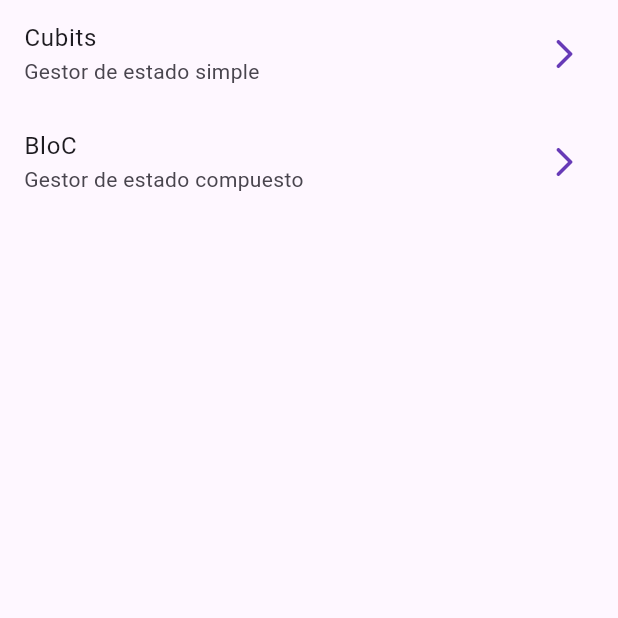
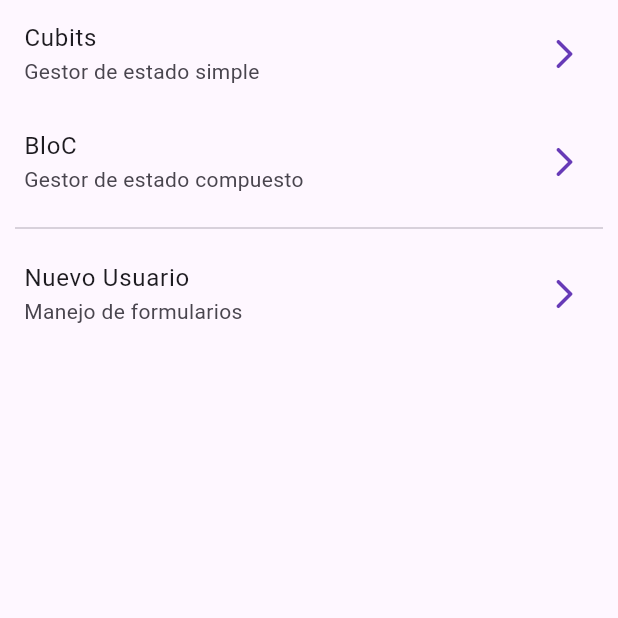
Before and after one commit to im-victor-mendez/forms_app-Flutter-Course, a Flutter app: the screen it shows after launch, on a phone screen of 412 x 824 dp, the top half of it. Run offline on Flutter 3.47's test engine with Material 3 defaults, Android fonts, the phone set to English and light mode, and no system bars; our stand-ins replace equatable, flutter_bloc, go_router.

```diff
--- a/lib/config/router/router.dart
+++ b/lib/config/router/router.dart
@@ -16,5 +16,9 @@ final router = GoRouter(
       path: '/counter-bloc',
       builder: (context, state) => const BlocCounterScreen(),
     ),
+    GoRoute(
+      path: '/new-user',
+      builder: (context, state) => const RegisterScreen(),
+    ),
   ],
 );
--- a/lib/presentation/screens/home_screen.dart
+++ b/lib/presentation/screens/home_screen.dart
@@ -21,6 +21,16 @@ class HomeScreen extends StatelessWidget {
             trailing: const Icon(Icons.arrow_forward_ios_rounded),
             onTap: () => context.push('/counter-bloc'),
           ),
+          const Padding(
+            padding: EdgeInsets.symmetric(horizontal: 10),
+            child: Divider(),
+          ),
+          ListTile(
+            title: const Text('Nuevo Usuario'),
+            subtitle: const Text('Manejo de formularios'),
+            trailing: const Icon(Icons.arrow_forward_ios_rounded),
+            onTap: () => context.push('/new-user'),
+          ),
         ],
       ),
     );
--- a/lib/presentation/screens/screens.dart
+++ b/lib/presentation/screens/screens.dart
@@ -1,3 +1,4 @@
 export 'bloc_counter_screen.dart';
 export 'cubit_counter_screen.dart';
 export 'home_screen.dart';
+export 'register_screen.dart';
```
Also changed, not shown: lib/presentation/screens/register_screen.dart (added, +24 -0 lines).
